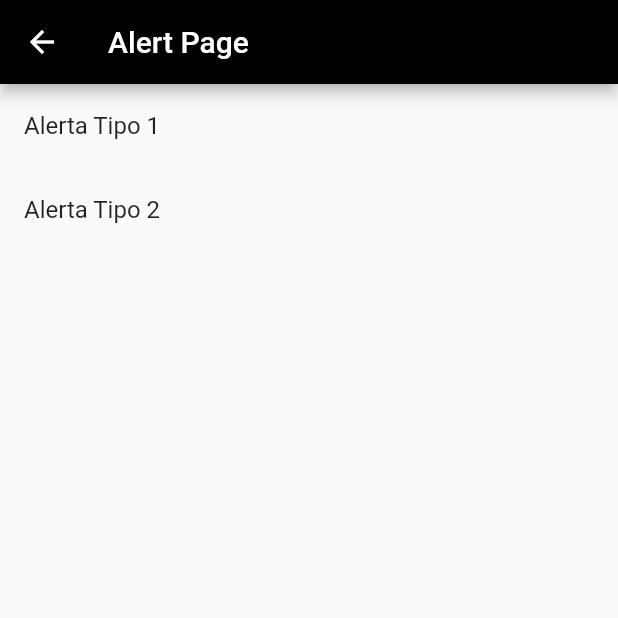
After one commit to ChrisNotDefined/FL_StylesListTile, a Flutter app: the screen it shows after launch, after a tap on "Alertas", on a phone screen of 412 x 824 dp, the top half of it. The commit adds this screen. Run offline on Flutter 3.47's test engine with Material 2 defaults, Android fonts, the phone set to English and light mode, and no system bars.

Commit message:
Created Submenu Navigation

```diff
--- /dev/null
+++ b/data/menu_opts.json
@@ -0,0 +1,56 @@
+{
+  "nombreApp": "Componentes",
+  "rutas": [
+    {
+      "ruta": "alert",
+      "icon": "add_alert",
+      "text": "Alertas",
+      "subMenu": [
+        {
+          "name": "Alerta Tipo 1",
+          "route": "alert1",
+          "content": "Esta es la alerta tipo uno: Hola!!!!"
+        },
+        {
+          "name": "Alerta Tipo 2",
+          "route": "alert2",
+          "content": "Esta es la segunda alerta: Saludos!!!"
+        }
+      ]
+    },
+    {
+      "ruta": "avatar",
+      "icon": "accessibility",
+      "text": "Avatar",
+      "subMenu": [
+        {
+          "name": "Avatar Tipo 1",
+          "route": "avatar1",
+          "content": "Este es el avatar tipo uno: Hello World!"
+        },
+        {
+          "name": "Avatar Tipo 2",
+          "route": "avatar2",
+          "content": "Este es el avatar tipo dos: Hello Universee!"
+        }
+      ]
+    },
+    {
+      "ruta": "card",
+      "icon": "folder_open",
+      "text": "Cards - Tarjetas",
+      "subMenu": [
+        {
+          "name": "Card Tipo 1",
+          "route": "card1",
+          "content": "Esta es la card tipo uno: Hello World, how are you!"
+        },
+        {
+          "name": "Card Tipo 2",
+          "route": "card2",
+          "content": "Esta es la card tipo dos: Hello World, nice to meet you!!!!"
+        }
+      ]
+    }
+  ]
+}
--- a/lib/main.dart
+++ b/lib/main.dart
@@ -1,6 +1,6 @@
+import 'package:P2_EJ1/src/utils/colors.dart';
 import 'package:flutter/material.dart';
-
-import 'src/pages/homepage_aternativo.dart';
+import 'src/pages/home_page.dart';
 
 void main() => runApp(MyApp());
 
@@ -8,9 +8,10 @@ class MyApp extends StatelessWidget {
   @override
   Widget build(BuildContext context) {
     return MaterialApp(
-        title: 'List Tiles App',
-        theme: new ThemeData(scaffoldBackgroundColor: const Color(0xFFFFCDD2)),
-        debugShowCheckedModeBanner: false,
-        home: HomePageAlternativo());
+      title: 'List Tiles App',
+      theme: ThemeData(primaryColor: CustomColors.primary),
+      debugShowCheckedModeBanner: false,
+      home: HomePage(),
+    );
   }
 }
--- a/lib/src/components/StyledListTile.dart
+++ b/lib/src/components/StyledListTile.dart
@@ -23,7 +23,7 @@ class StyledListTile extends StatelessWidget {
         Padding(
           padding: const EdgeInsets.all(8.0),
           child: ClipRRect(
-            borderRadius: BorderRadius.circular(50) ,
+            borderRadius: BorderRadius.circular(50),
             child: Material(
               color: Colors.redAccent,
               child: InkWell(
--- /dev/null
+++ b/lib/src/pages/alert_pages/alert_page.dart
@@ -0,0 +1,43 @@
+import 'package:flutter/material.dart';
+
+import 'alert1_page.dart';
+import 'alert2_page.dart';
+
+class AlertPage extends StatelessWidget {
+  final List<dynamic> subMenu;
+
+  const AlertPage({Key key, this.subMenu}) : super(key: key);
+  @override
+  Widget build(BuildContext context) {
+    return Scaffold(
+      appBar: AppBar(
+        title: Text('Alert Page'),
+      ),
+      body: ListView.builder(
+        itemCount: subMenu.length,
+        itemBuilder: (context, index) {
+          return ListTile(
+            title: Text(subMenu[index]["name"]),
+            onTap: () {
+              Route route = MaterialPageRoute(builder: (context) {
+                switch (subMenu[index]["route"]) {
+                  case 'alert1':
+                    return Alert1Page(content: subMenu[index]["content"]);
+                    break;
+                  case 'alert2':
+                    return Alert2Page(content: subMenu[index]["content"]);
+                    break;
+                  default:
+                  return Container();
+                  break;
+                }
+              });
+
+              Navigator.push(context, route);
+            },
+          );
+        },
+      ),
+    );
+  }
+}
--- /dev/null
+++ b/lib/src/pages/home_page.dart
@@ -0,0 +1,67 @@
+import 'package:P2_EJ1/src/providers/menu_provider.dart';
+import 'package:P2_EJ1/src/utils/colors.dart';
+import 'package:P2_EJ1/src/utils/icono_string_util.dart';
+import 'package:flutter/material.dart';
+
+import 'alert_pages/alert_page.dart';
+import 'avatar_pages/avatar_page.dart';
+import 'card_pages/card_pages.dart';
+
+class HomePage extends StatelessWidget {
+  const HomePage({Key key}) : super(key: key);
+
+  @override
+  Widget build(BuildContext context) {
+    return Scaffold(
+      appBar: AppBar(
+        title: Text("Componentes"),
+      ),
+      body: _lista(),
+    );
+  }
+
+  Widget _lista() {
+    // Future Builder
+    return FutureBuilder(
+      future: menuProvider.cargarData(),
+      initialData: [],
+      builder: (context, AsyncSnapshot<List<dynamic>> snapshot) {
+        return ListView(
+          children: _listaItems(snapshot.data, context),
+        );
+      },
+    );
+  }
+
+  List<Widget> _listaItems(List<dynamic> data, BuildContext context) {
+    final List<Widget> opciones = [];
+
+    data.forEach((opt) {
+      final widgetTemp = ListTile(
+        title: Text(opt['text']),
+        leading: getIcon(opt['icon']),
+        trailing: Icon(Icons.keyboard_arrow_right, color: CustomColors.primary),
+        onTap: () {
+          Route route = MaterialPageRoute(builder: (context) {
+            switch (opt['ruta']) {
+              case 'alert':
+                return AlertPage(subMenu: opt['subMenu']);
+                break;
+              case 'avatar':
+                return AvatarPage(subMenu: opt['subMenu']);
+                break;
+              case 'card':
+                return CardPage(subMenu: opt['subMenu']);
+              default:
+                return Container();
+                break;
+            }
+          });
+          Navigator.push(context, route);
+        },
+      );
+      opciones..add(widgetTemp)..add(Divider());
+    });
+    return opciones;
+  }
+}
--- a/lib/src/pages/homepage_aternativo.dart
+++ b/lib/src/pages/homepage_aternativo.dart
@@ -1,7 +1,7 @@
 import 'package:P2_EJ1/src/components/StyledListTile.dart';
 import 'package:flutter/material.dart';
 
-class HomePageAlternativo extends StatelessWidget {
+class HomePage extends StatelessWidget {
   final opciones = [
     {
       "title": 'Uno',
--- /dev/null
+++ b/lib/src/providers/menu_provider.dart
@@ -0,0 +1,23 @@
+import 'dart:convert';
+import 'package:flutter/services.dart' show rootBundle;
+
+class _MenuProvider {
+  List<dynamic> opciones = [];
+
+  _MenuProvider() {
+    cargarData();
+  }
+
+  Future<List<dynamic>> cargarData() async {
+    final resp = await rootBundle.loadString('data/menu_opts.json');
+
+    Map dataMap = json.decode(resp);
+    print(dataMap);
+    opciones = dataMap['rutas'];
+
+    return opciones;
+  }
+
+}
+
+final menuProvider = new _MenuProvider();
--- /dev/null
+++ b/lib/src/utils/colors.dart
@@ -0,0 +1,5 @@
+import 'package:flutter/material.dart';
+
+class CustomColors {
+  static final Color primary = Color(0xFF000000);
+}
--- /dev/null
+++ b/lib/src/utils/icono_string_util.dart
@@ -0,0 +1,12 @@
+import 'package:P2_EJ1/src/utils/colors.dart';
+import 'package:flutter/material.dart';
+
+final _icons = <String, IconData>{
+  'add_alert': Icons.add_alert,
+  'accessibility': Icons.accessibility,
+  'folder_open': Icons.folder_open
+};
+
+Icon getIcon(String nombreIcono) {
+  return Icon(_icons[nombreIcono], color: CustomColors.primary);
+}
--- a/pubspec.yaml
+++ b/pubspec.yaml
@@ -45,7 +45,8 @@ flutter:
   uses-material-design: true
 
   # To add assets to your application, add an assets section, like this:
-  # assets:
+  assets:
+  - data/menu_opts.json
   #   - images/a_dot_burr.jpeg
   #   - images/a_dot_ham.jpeg
 
```
Also changed, not shown: lib/src/pages/alert_pages/alert1_page.dart (added, +19 -0 lines), lib/src/pages/alert_pages/alert2_page.dart (added, +18 -0 lines), lib/src/pages/avatar_pages/avatar1_page.dart (added, +19 -0 lines), lib/src/pages/avatar_pages/avatar2_page.dart (added, +19 -0 lines), lib/src/pages/avatar_pages/avatar_page.dart (added, +41 -0 lines), lib/src/pages/card_pages/card1_page.dart (added, +18 -0 lines), lib/src/pages/card_pages/card2_page.dart (added, +18 -0 lines), lib/src/pages/card_pages/card_pages.dart (added, +42 -0 lines).
